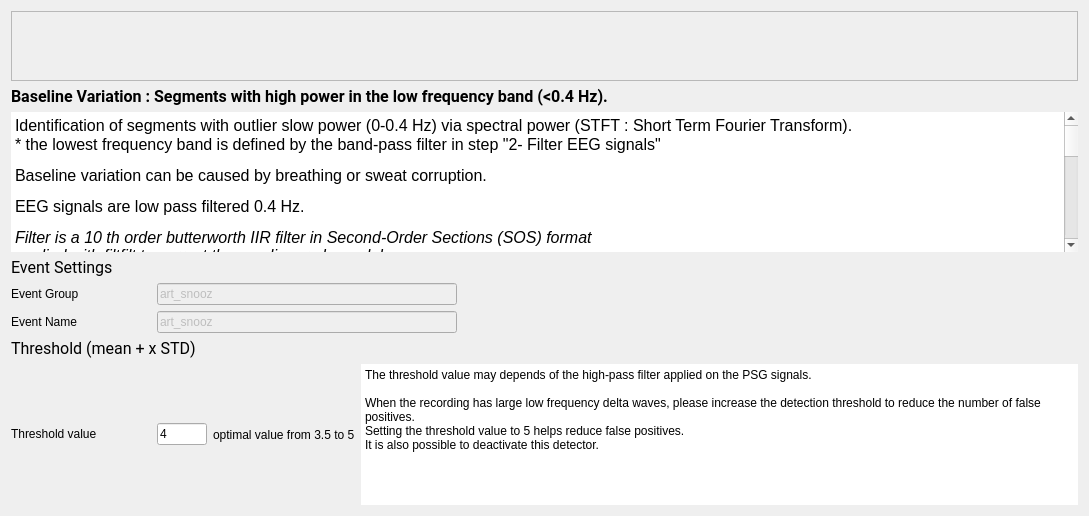
Above: tools/CEAMSTools/DetectArtifacts/BslVarStep/Ui_BslVarStep.ui from SnoozToolbox/snooz-package-ceams before the change. Below: the same form after it.
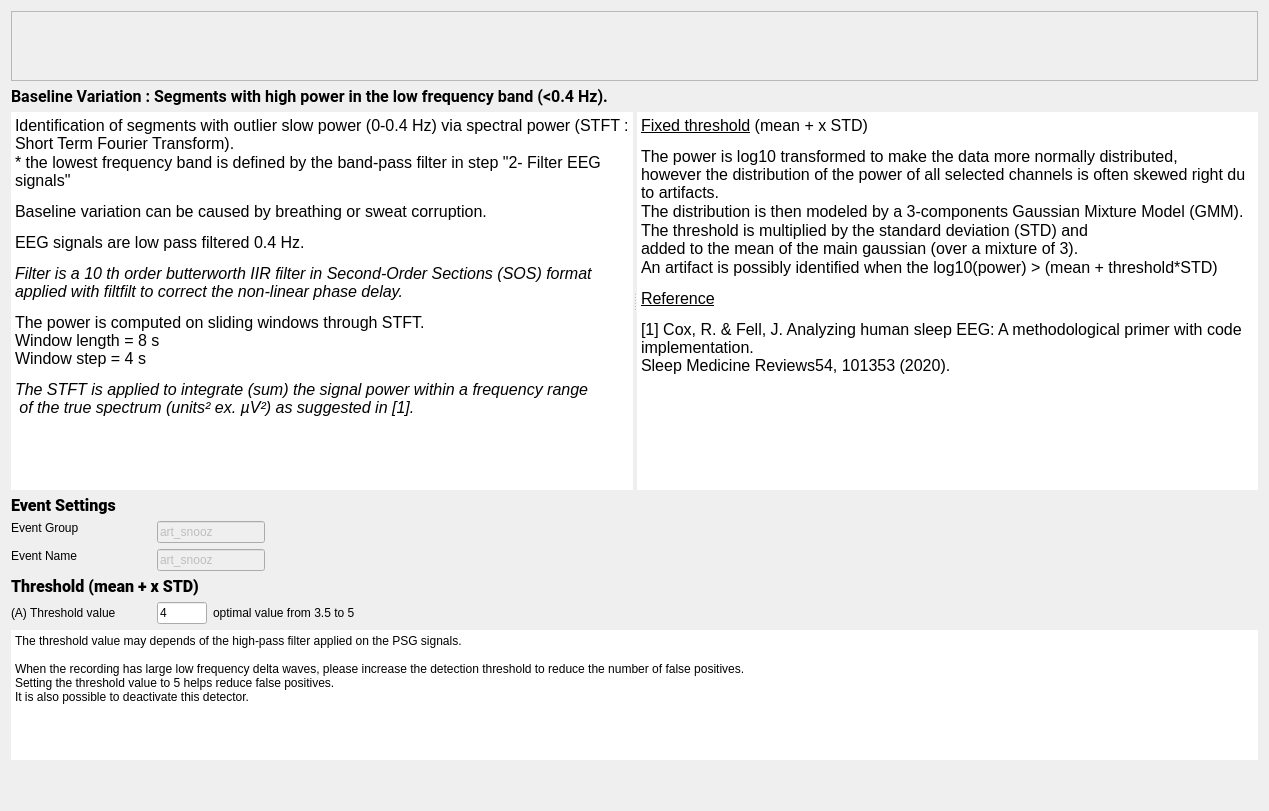
That is the form after the change. Icons and pictures are not drawn.

Commit message: Code the thresholds modification based on the chosen set of default values.

Patch:
```diff
--- a/tools/CEAMSTools/DetectArtifacts/BslVarStep/Ui_BslVarStep.ui
+++ b/tools/CEAMSTools/DetectArtifacts/BslVarStep/Ui_BslVarStep.ui
@@ -6,8 +6,8 @@
    <rect>
     <x>0</x>
     <y>0</y>
-    <width>1089</width>
-    <height>516</height>
+    <width>1269</width>
+    <height>811</height>
    </rect>
   </property>
   <property name="windowTitle">
@@ -55,15 +55,18 @@
      </widget>
     </widget>
    </item>
-   <item>
-    <layout class="QVBoxLayout" name="verticalLayout_4" stretch="0,0">
      <item>
       <widget class="QLabel" name="label_6">
+     <property name="sizePolicy">
+      <sizepolicy hsizetype="Preferred" vsizetype="Fixed">
+       <horstretch>0</horstretch>
+       <verstretch>0</verstretch>
+      </sizepolicy>
+     </property>
        <property name="font">
         <font>
          <family>Roboto</family>
          <pointsize>12</pointsize>
-         <weight>50</weight>
          <italic>false</italic>
          <bold>false</bold>
         </font>
@@ -74,29 +77,36 @@
       </widget>
      </item>
      <item>
-      <widget class="QTextEdit" name="textEdit">
+    <widget class="QSplitter" name="splitter">
+     <property name="sizePolicy">
+      <sizepolicy hsizetype="Expanding" vsizetype="Expanding">
+       <horstretch>0</horstretch>
+       <verstretch>0</verstretch>
+      </sizepolicy>
+     </property>
+     <property name="orientation">
+      <enum>Qt::Orientation::Horizontal</enum>
+     </property>
+     <widget class="QTextEdit" name="textEdit_2">
        <property name="minimumSize">
         <size>
          <width>0</width>
-         <height>0</height>
+        <height>250</height>
         </size>
        </property>
        <property name="frameShape">
-        <enum>QFrame::HLine</enum>
-       </property>
-       <property name="frameShadow">
-        <enum>QFrame::Plain</enum>
-       </property>
-       <property name="lineWidth">
-        <number>0</number>
+       <enum>QFrame::Shape::NoFrame</enum>
        </property>
        <property name="readOnly">
         <bool>true</bool>
        </property>
        <property name="html">
         <string>&lt;!DOCTYPE HTML PUBLIC &quot;-//W3C//DTD HTML 4.0//EN&quot; &quot;http://www.w3.org/TR/REC-html40/strict.dtd&quot;&gt;
-&lt;html&gt;&lt;head&gt;&lt;meta name=&quot;qrichtext&quot; content=&quot;1&quot; /&gt;&lt;style type=&quot;text/css&quot;&gt;
+&lt;html&gt;&lt;head&gt;&lt;meta name=&quot;qrichtext&quot; content=&quot;1&quot; /&gt;&lt;meta charset=&quot;utf-8&quot; /&gt;&lt;style type=&quot;text/css&quot;&gt;
 p, li { white-space: pre-wrap; }
+hr { height: 1px; border-width: 0; }
+li.unchecked::marker { content: &quot;\2610&quot;; }
+li.checked::marker { content: &quot;\2612&quot;; }
 &lt;/style&gt;&lt;/head&gt;&lt;body style=&quot; font-family:'Roboto'; font-size:12pt; font-weight:400; font-style:normal;&quot;&gt;
 &lt;p style=&quot; margin-top:0px; margin-bottom:0px; margin-left:0px; margin-right:0px; -qt-block-indent:0; text-indent:0px;&quot;&gt;&lt;span style=&quot; color:#000000;&quot;&gt;Identification of segments with outlier slow power (0-0.4 Hz) via spectral power (STFT : Short Term Fourier Transform).&lt;/span&gt;&lt;/p&gt;
 &lt;p style=&quot; margin-top:0px; margin-bottom:0px; margin-left:0px; margin-right:0px; -qt-block-indent:0; text-indent:0px;&quot;&gt;&lt;span style=&quot; color:#000000;&quot;&gt;* the lowest frequency band is defined by the band-pass filter in step &amp;quot;2- Filter EEG signals&amp;quot;&lt;/span&gt;&lt;/p&gt;
@@ -104,7 +114,36 @@
 &lt;p style=&quot; margin-top:12px; margin-bottom:12px; margin-left:0px; margin-right:0px; -qt-block-indent:0; text-indent:0px;&quot;&gt;&lt;span style=&quot; color:#000000;&quot;&gt;EEG signals are low pass filtered 0.4 Hz.&lt;/span&gt;&lt;/p&gt;
 &lt;p style=&quot; margin-top:12px; margin-bottom:12px; margin-left:0px; margin-right:0px; -qt-block-indent:0; text-indent:0px;&quot;&gt;&lt;span style=&quot; font-style:italic; color:#000000;&quot;&gt;Filter is a 10 th order butterworth IIR filter in Second-Order Sections (SOS) format &lt;br /&gt;applied with filtfilt to correct the non-linear phase delay.&lt;/span&gt;&lt;/p&gt;
 &lt;p style=&quot; margin-top:12px; margin-bottom:12px; margin-left:0px; margin-right:0px; -qt-block-indent:0; text-indent:0px;&quot;&gt;&lt;span style=&quot; color:#000000;&quot;&gt;The power is computed on sliding windows through STFT.&lt;br /&gt;Window length = 8 s&lt;br /&gt;Window step = 4 s&lt;/span&gt;&lt;/p&gt;
-&lt;p style=&quot; margin-top:12px; margin-bottom:12px; margin-left:0px; margin-right:0px; -qt-block-indent:0; text-indent:0px;&quot;&gt;&lt;span style=&quot; font-style:italic; color:#000000;&quot;&gt;The STFT is applied to integrate (sum) the signal power within a frequency range&lt;br /&gt; of the true spectrum (units² ex. µV²) as suggested in [1].&lt;/span&gt;&lt;/p&gt;
+&lt;p style=&quot; margin-top:12px; margin-bottom:12px; margin-left:0px; margin-right:0px; -qt-block-indent:0; text-indent:0px;&quot;&gt;&lt;span style=&quot; font-style:italic; color:#000000;&quot;&gt;The STFT is applied to integrate (sum) the signal power within a frequency range&lt;br /&gt; of the true spectrum (units² ex. µV²) as suggested in [1].&lt;/span&gt;&lt;/p&gt;&lt;/body&gt;&lt;/html&gt;</string>
+      </property>
+     </widget>
+     <widget class="QTextEdit" name="textEdit">
+      <property name="minimumSize">
+       <size>
+        <width>0</width>
+        <height>250</height>
+       </size>
+      </property>
+      <property name="frameShape">
+       <enum>QFrame::Shape::NoFrame</enum>
+      </property>
+      <property name="frameShadow">
+       <enum>QFrame::Shadow::Sunken</enum>
+      </property>
+      <property name="lineWidth">
+       <number>1</number>
+      </property>
+      <property name="readOnly">
+       <bool>true</bool>
+      </property>
+      <property name="html">
+       <string>&lt;!DOCTYPE HTML PUBLIC &quot;-//W3C//DTD HTML 4.0//EN&quot; &quot;http://www.w3.org/TR/REC-html40/strict.dtd&quot;&gt;
+&lt;html&gt;&lt;head&gt;&lt;meta name=&quot;qrichtext&quot; content=&quot;1&quot; /&gt;&lt;meta charset=&quot;utf-8&quot; /&gt;&lt;style type=&quot;text/css&quot;&gt;
+p, li { white-space: pre-wrap; }
+hr { height: 1px; border-width: 0; }
+li.unchecked::marker { content: &quot;\2610&quot;; }
+li.checked::marker { content: &quot;\2612&quot;; }
+&lt;/style&gt;&lt;/head&gt;&lt;body style=&quot; font-family:'Roboto'; font-size:12pt; font-weight:400; font-style:normal;&quot;&gt;
 &lt;p style=&quot; margin-top:12px; margin-bottom:12px; margin-left:0px; margin-right:0px; -qt-block-indent:0; text-indent:0px;&quot;&gt;&lt;span style=&quot; text-decoration: underline; color:#000000;&quot;&gt;Fixed threshold&lt;/span&gt;&lt;span style=&quot; color:#000000;&quot;&gt; (mean + x STD)&lt;/span&gt;&lt;/p&gt;
 &lt;p style=&quot; margin-top:0px; margin-bottom:0px; margin-left:0px; margin-right:0px; -qt-block-indent:0; text-indent:0px;&quot;&gt;The power is log10 transformed to make the data more normally distributed, &lt;br /&gt;however the distribution of the power of all selected channels is often skewed right du to artifacts.&lt;/p&gt;
 &lt;p style=&quot; margin-top:0px; margin-bottom:0px; margin-left:0px; margin-right:0px; -qt-block-indent:0; text-indent:0px;&quot;&gt;The distribution is then modeled by a 3-components Gaussian Mixture Model (GMM).&lt;/p&gt;
@@ -114,33 +153,55 @@
 &lt;p style=&quot; margin-top:12px; margin-bottom:12px; margin-left:0px; margin-right:0px; -qt-block-indent:0; text-indent:0px;&quot;&gt;&lt;span style=&quot; color:#000000;&quot;&gt;[1] Cox, R. &amp;amp; Fell, J. Analyzing human sleep EEG: A methodological primer with code implementation. &lt;br /&gt;Sleep Medicine Reviews54, 101353 (2020).&lt;/span&gt;&lt;/p&gt;&lt;/body&gt;&lt;/html&gt;</string>
        </property>
       </widget>
-     </item>
-    </layout>
+    </widget>
    </item>
    <item>
     <layout class="QHBoxLayout" name="horizontalLayout_3">
+     <property name="sizeConstraint">
+      <enum>QLayout::SizeConstraint::SetNoConstraint</enum>
+     </property>
      <item>
       <layout class="QVBoxLayout" name="verticalLayout">
+       <property name="sizeConstraint">
+        <enum>QLayout::SizeConstraint::SetFixedSize</enum>
+       </property>
        <item>
         <widget class="QLabel" name="label_4">
+         <property name="sizePolicy">
+          <sizepolicy hsizetype="Preferred" vsizetype="Fixed">
+           <horstretch>0</horstretch>
+           <verstretch>0</verstretch>
+          </sizepolicy>
+         </property>
          <property name="font">
           <font>
            <family>Roboto</family>
            <pointsize>12</pointsize>
-           <weight>50</weight>
            <italic>false</italic>
            <bold>false</bold>
           </font>
          </property>
          <property name="text">
-          <string>Event Settings</string>
+          <string>&lt;html&gt;&lt;head/&gt;&lt;body&gt;&lt;p&gt;&lt;span style=&quot; font-weight:700;&quot;&gt;Event Settings&lt;/span&gt;&lt;/p&gt;&lt;/body&gt;&lt;/html&gt;</string>
          </property>
         </widget>
        </item>
        <item>
         <layout class="QFormLayout" name="formLayout">
+         <property name="sizeConstraint">
+          <enum>QLayout::SizeConstraint::SetFixedSize</enum>
+         </property>
+         <property name="fieldGrowthPolicy">
+          <enum>QFormLayout::FieldGrowthPolicy::FieldsStayAtSizeHint</enum>
+         </property>
          <item row="0" column="0">
           <widget class="QLabel" name="label_3">
+           <property name="sizePolicy">
+            <sizepolicy hsizetype="Preferred" vsizetype="Fixed">
+             <horstretch>0</horstretch>
+             <verstretch>0</verstretch>
+            </sizepolicy>
+           </property>
            <property name="minimumSize">
             <size>
              <width>140</width>
@@ -173,6 +234,12 @@
          </item>
          <item row="1" column="0">
           <widget class="QLabel" name="label_11">
+           <property name="sizePolicy">
+            <sizepolicy hsizetype="Preferred" vsizetype="Fixed">
+             <horstretch>0</horstretch>
+             <verstretch>0</verstretch>
+            </sizepolicy>
+           </property>
            <property name="text">
             <string>Event Name</string>
            </property>
@@ -221,18 +288,23 @@
    </item>
    <item>
     <widget class="QLabel" name="label">
+     <property name="sizePolicy">
+      <sizepolicy hsizetype="Preferred" vsizetype="Fixed">
+       <horstretch>0</horstretch>
+       <verstretch>0</verstretch>
+      </sizepolicy>
+     </property>
      <property name="font">
       <font>
        <family>Roboto</family>
        <pointsize>12</pointsize>
-       <weight>50</weight>
        <italic>false</italic>
        <bold>false</bold>
        <stylestrategy>PreferAntialias</stylestrategy>
       </font>
      </property>
      <property name="text">
-      <string>&lt;html&gt;&lt;head/&gt;&lt;body&gt;&lt;p&gt;Threshold (mean + x STD)&lt;/p&gt;&lt;/body&gt;&lt;/html&gt;</string>
+      <string>&lt;html&gt;&lt;head/&gt;&lt;body&gt;&lt;p&gt;&lt;span style=&quot; font-weight:700;&quot;&gt;Threshold (mean + x STD)&lt;/span&gt;&lt;/p&gt;&lt;/body&gt;&lt;/html&gt;</string>
      </property>
     </widget>
    </item>
@@ -240,6 +312,12 @@
     <layout class="QHBoxLayout" name="horizontalLayout_2">
      <item>
       <widget class="QLabel" name="label_5">
+       <property name="sizePolicy">
+        <sizepolicy hsizetype="Preferred" vsizetype="Fixed">
+         <horstretch>0</horstretch>
+         <verstretch>0</verstretch>
+        </sizepolicy>
+       </property>
        <property name="minimumSize">
         <size>
          <width>140</width>
@@ -250,7 +328,7 @@
         <number>0</number>
        </property>
        <property name="text">
-        <string>&lt;html&gt;&lt;head/&gt;&lt;body&gt;&lt;p&gt;Threshold value&lt;/p&gt;&lt;/body&gt;&lt;/html&gt;</string>
+        <string>&lt;html&gt;&lt;head/&gt;&lt;body&gt;&lt;p&gt;(A) Threshold value&lt;/p&gt;&lt;/body&gt;&lt;/html&gt;</string>
        </property>
        <property name="textFormat">
         <enum>Qt::RichText</enum>
@@ -275,6 +353,12 @@
      </item>
      <item>
       <widget class="QLabel" name="label_2">
+       <property name="sizePolicy">
+        <sizepolicy hsizetype="Preferred" vsizetype="Fixed">
+         <horstretch>0</horstretch>
+         <verstretch>0</verstretch>
+        </sizepolicy>
+       </property>
        <property name="maximumSize">
         <size>
          <width>200</width>
@@ -288,11 +372,26 @@
         <set>Qt::AlignLeading|Qt::AlignLeft|Qt::AlignVCenter</set>
        </property>
       </widget>
+     </item>
+     <item>
+      <spacer name="horizontalSpacer">
+       <property name="orientation">
+        <enum>Qt::Orientation::Horizontal</enum>
+       </property>
+       <property name="sizeHint" stdset="0">
+        <size>
+         <width>40</width>
+         <height>20</height>
+        </size>
+       </property>
+      </spacer>
+     </item>
+    </layout>
      </item>
      <item>
       <widget class="QPlainTextEdit" name="plainTextEdit">
        <property name="sizePolicy">
-        <sizepolicy hsizetype="Expanding" vsizetype="Preferred">
+      <sizepolicy hsizetype="Expanding" vsizetype="Expanding">
          <horstretch>0</horstretch>
          <verstretch>0</verstretch>
         </sizepolicy>
@@ -306,17 +405,17 @@
        <property name="maximumSize">
         <size>
          <width>16777215</width>
-         <height>16777215</height>
+       <height>130</height>
         </size>
        </property>
        <property name="frameShape">
-        <enum>QFrame::HLine</enum>
+      <enum>QFrame::Shape::NoFrame</enum>
        </property>
        <property name="frameShadow">
-        <enum>QFrame::Plain</enum>
+      <enum>QFrame::Shadow::Sunken</enum>
        </property>
        <property name="lineWidth">
-        <number>0</number>
+      <number>1</number>
        </property>
        <property name="readOnly">
         <bool>true</bool>
@@ -330,7 +429,21 @@
        </property>
       </widget>
      </item>
-    </layout>
+   <item>
+    <spacer name="verticalSpacer">
+     <property name="orientation">
+      <enum>Qt::Orientation::Vertical</enum>
+     </property>
+     <property name="sizeType">
+      <enum>QSizePolicy::Policy::Preferred</enum>
+     </property>
+     <property name="sizeHint" stdset="0">
+      <size>
+       <width>20</width>
+       <height>40</height>
+      </size>
+     </property>
+    </spacer>
    </item>
   </layout>
  </widget>
```
Left out of the diff: 10 changed lines with no effect on the pictures. Lines whose indentation alone changed are shown as unchanged. The commit also changes 21 other files.
